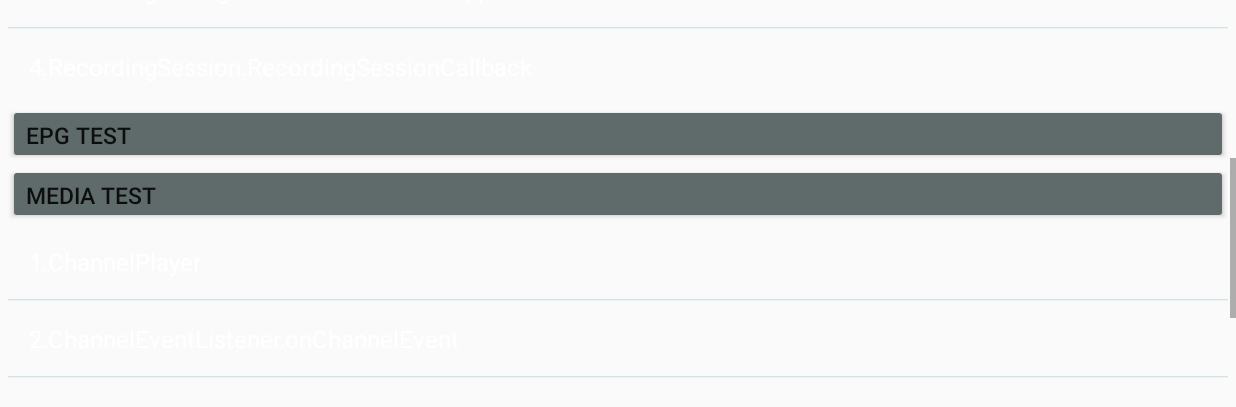
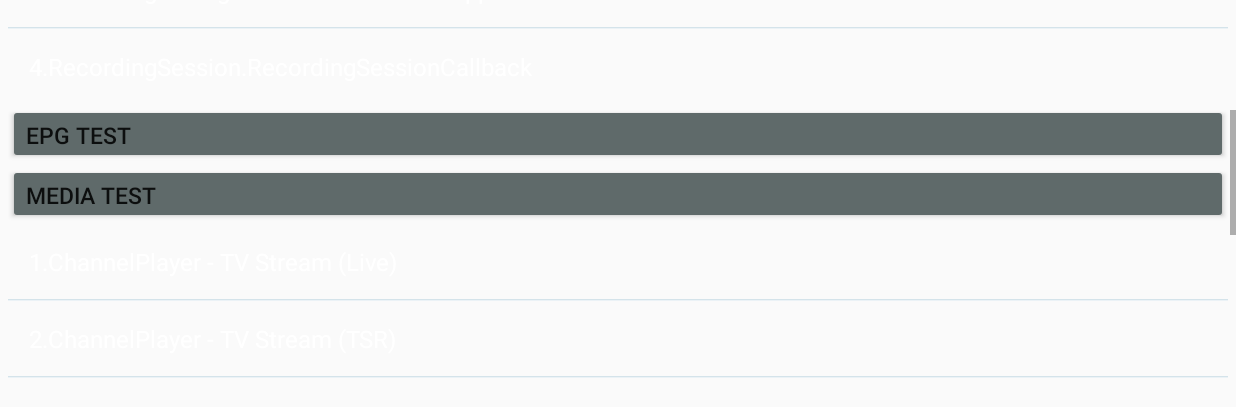
Before and after one commit to mralien12/cltestsuite, an Android app: the MainActivity screen opened directly, with no data from a screen before it, scrolled down 470 dp, on a phone screen of 824 x 412 dp (held sideways). Shown: the part 178-585 px from the top of the screen. Run offline under Robolectric (Android 15) with nearby library versions, the phone set to English and light mode, and no system bars.

Commit message:
Media: Add channel player live test case
Signed-off-by: Tran Khanh Hoa <tk.hoa@alticast.com>

```diff
--- a/app/src/main/AndroidManifest.xml
+++ b/app/src/main/AndroidManifest.xml
@@ -30,7 +30,9 @@
                 <category android:name="android.intent.category.LEANBACK_LAUNCHER" />
             </intent-filter>
         </activity>
-        <activity android:name=".utils.ShowResultActivity"></activity>
+        <activity android:name=".utils.ShowResultActivity" />
+        <activity android:name=".media.ChannelPlayerTVStreamLiveTestActivity" />
+        <activity android:name=".media.ChannelPlayerTVStreamTSRTestActivity" />
     </application>
 
 </manifest>
--- a/app/src/main/java/alticast/com/cltestsuite/MainActivity.java
+++ b/app/src/main/java/alticast/com/cltestsuite/MainActivity.java
@@ -26,10 +26,12 @@ import java.io.Serializable;
 import java.util.ArrayList;
 import java.util.List;
 
-import af.mpeg.section.SectionFilterListener;
 import alticast.com.cltestsuite.channelbuilder.ScanTest;
 import alticast.com.cltestsuite.channelmanager.ChannelListTest;
 import alticast.com.cltestsuite.dvr.DVRTest;
+import alticast.com.cltestsuite.media.ChannelPlayerTVStreamLiveTestActivity;
+import alticast.com.cltestsuite.media.ChannelPlayerTVStreamTSRTestActivity;
+import alticast.com.cltestsuite.media.MediaTest;
 import alticast.com.cltestsuite.mpeg.SectionFilterTest;
 import alticast.com.cltestsuite.utils.ShowResultActivity;
 import alticast.com.cltestsuite.utils.TestCase;
@@ -38,18 +40,18 @@ import alticast.com.cltestsuite.utils.TestCaseAdapter;
 public class MainActivity extends Activity {
     private static final int DELAY_UPDATE_UI = 500;   /* miliseconds */
 
-    private ListView lvScanTest, lvChannelTest, lvDVRTest, lvEpgTest, lvMediaTest, lvSFTest;
+    private ListView lvScanTest, lvChannelTest, lvDVRTest, lvEpgTest, lvMediaTest, lvMediaEventListenerTest, lvSFTest;
     private Button btnTestAll, btnShowResult, btnExportResult;
     private Button btnAllScanTest, btnAllChannelTest, btnAllDvrTest, btnAllEpgTest, btnAllMediaTest, btnAllSfTest;
 
-    private String[] arrScanTest, arrChannelTest, arrDVRTest, arrEPGTest, arrMediaTest, arrSFTest;
+    private String[] arrScanTest, arrChannelTest, arrDVRTest, arrEPGTest, arrMediaTest, arrMediaEventListenerTest, arrSFTest;
     private int ret;
 
     private Thread threadScan, threadAllScanTest, threadAllChannelTest, threadAllDvrTest;
     public static List<TestCase> scanTestCaseList, channelTestCaseList, dvrTestCaseList;
-    public static List<TestCase> epgTestCaseList, mediaTestCaseList, sfTestCaseList;
+    public static List<TestCase> epgTestCaseList, mediaTestCaseList, mediaEventListenerTestCaseList, sfTestCaseList;
     private TestCaseAdapter scanTestAdapter, channelTestAdapter, dvrTestAdapter;
-    private TestCaseAdapter epgTestAdapter, mediaTestAdaper, sfTestAdapter;
+    private TestCaseAdapter epgTestAdapter, mediaTestAdaper, mediaEventListenerTestAdapter, sfTestAdapter;
     private List<ShowResultActivity> listTestedTC;
     private ShowResultActivity showResultActivity;
 
@@ -88,8 +90,13 @@ public class MainActivity extends Activity {
         lvMediaTest.setOnItemClickListener(new AdapterView.OnItemClickListener() {
             @Override
             public void onItemClick(AdapterView<?> parent, View view, int position, long id) {
-//                Intent intent = new Intent(getBaseContext(), MediaPlayerTestActivity.class);
-//                startActivity(intent);
+                testMediaListener(position);
+            }
+        });
+
+        lvMediaEventListenerTest.setOnItemClickListener(new AdapterView.OnItemClickListener() {
+            @Override
+            public void onItemClick(AdapterView<?> parent, View view, int position, long id) {
             }
         });
 
@@ -108,6 +115,7 @@ public class MainActivity extends Activity {
         ListUtils.setDynamicHeight(lvDVRTest);
         ListUtils.setDynamicHeight(lvEpgTest);
         ListUtils.setDynamicHeight(lvMediaTest);
+        ListUtils.setDynamicHeight(lvMediaEventListenerTest);
         ListUtils.setDynamicHeight(lvSFTest);
 
         // Top Button Event
@@ -488,6 +496,7 @@ public class MainActivity extends Activity {
         arrDVRTest = getResources().getStringArray(R.array.dvr_test_list);
         arrEPGTest = getResources().getStringArray(R.array.epg_test_list);
         arrMediaTest = getResources().getStringArray(R.array.media_test_list);
+        arrMediaEventListenerTest = getResources().getStringArray(R.array.media_event_listener_test);
         arrSFTest = getResources().getStringArray(R.array.sf_test_list);
 
         lvScanTest = findViewById(R.id.scan_test_list_view);
@@ -495,6 +504,7 @@ public class MainActivity extends Activity {
         lvDVRTest = findViewById(R.id.dvr_test_list_view);
         lvEpgTest = findViewById(R.id.epg_test_list_view);
         lvMediaTest = findViewById(R.id.media_test_list_view);
+        lvMediaEventListenerTest = findViewById(R.id.media_event_listener_test_list_view);
         lvSFTest = findViewById(R.id.sf_test_list_view);
 
         /* Add test case for scan testsuite */
@@ -537,6 +547,14 @@ public class MainActivity extends Activity {
         }
         mediaTestAdaper = new TestCaseAdapter(this, mediaTestCaseList);
         lvMediaTest.setAdapter(mediaTestAdaper);
+
+        /* Add test case for media event listener testsuite */
+        mediaEventListenerTestCaseList = new ArrayList<TestCase>();
+        for (int testCase = 0; testCase < arrMediaEventListenerTest.length; testCase++) {
+            mediaEventListenerTestCaseList.add(new TestCase(arrMediaEventListenerTest[testCase]));
+        }
+        mediaEventListenerTestAdapter = new TestCaseAdapter(this, mediaEventListenerTestCaseList);
+        lvMediaEventListenerTest.setAdapter(mediaEventListenerTestAdapter);
 
         /* Add test case for SF testsuite */
         sfTestCaseList = new ArrayList<TestCase>();
@@ -729,6 +747,20 @@ public class MainActivity extends Activity {
         threadScan.start();
     }
 
+    public void testMediaListener(final int position) {
+        Intent intent;
+        switch (position) {
+            case MediaTest.CHANNEL_PLAYER_TVSTREAM_LIVE:
+                intent = new Intent(getBaseContext(), ChannelPlayerTVStreamLiveTestActivity.class);
+                startActivityForResult(intent, MediaTest.CHANNEL_PLAYER_TVSTREAM_LIVE_REQUEST_CODE);
+                break;
+            case MediaTest.CHANNEL_PLAYER_TVSTREAM_TSR:
+                intent = new Intent(getBaseContext(), ChannelPlayerTVStreamTSRTestActivity.class);
+                startActivityForResult(intent, MediaTest.CHANNEL_PLAYER_TVSTREAM_TSR_REQUEST_CODE);
+                break;
+            default:
+        }
+    }
 
     public void testSfEventListener(final int position) {
         if (threadScan != null) {
@@ -780,4 +812,17 @@ public class MainActivity extends Activity {
         });
         threadScan.start();
     }
+
+    @Override
+    protected void onActivityResult(int requestCode, int resultCode, Intent data) {
+        super.onActivityResult(requestCode, resultCode, data);
+        if (requestCode == MediaTest.CHANNEL_PLAYER_TVSTREAM_LIVE_REQUEST_CODE) {
+            int result = data.getIntExtra("RESULT", TestCase.NOT_TEST);
+
+            mediaTestCaseList.get(MediaTest.CHANNEL_PLAYER_TVSTREAM_LIVE).setResult(result);
+            mediaTestCaseList.get(MediaTest.CHANNEL_PLAYER_TVSTREAM_LIVE).setStatus(TestCase.TEST_DONE);
+            mediaTestAdaper.notifyDataSetChanged();
+
+        }
+    }
 }
--- a/app/src/main/res/layout/activity_main.xml
+++ b/app/src/main/res/layout/activity_main.xml
@@ -150,6 +150,25 @@
                 android:dividerHeight="1dp"
                 android:listSelector="@drawable/state_selector"/>
 
+            // Media Event Listener Test
+            <Button
+                android:backgroundTint="@color/background_gray"
+                android:id="@+id/media_event_listener_button"
+                android:textSize="@dimen/list_header_size"
+                android:layout_width="match_parent"
+                android:layout_height="@dimen/btn_height"
+                android:layout_weight="1"
+                android:text="@string/media_listener_test"
+                android:gravity="left" />
+
+            <ListView
+                android:id="@+id/media_event_listener_test_list_view"
+                android:layout_width="match_parent"
+                android:layout_height="wrap_content"
+                android:divider="@drawable/list_devider"
+                android:dividerHeight="1dp"
+                android:listSelector="@drawable/state_selector"/>
+
             //6.Section Filter Test
             <Button
                 android:backgroundTint="@color/background_gray"
--- a/app/src/main/res/values/strings.xml
+++ b/app/src/main/res/values/strings.xml
@@ -19,6 +19,7 @@
     <string name="dvr_test">DVR Test</string>
     <string name="epg_test">EPG Test</string>
     <string name="media_test">Media Test</string>
+    <string name="media_listener_test">Media Event Listener Test</string>
     <string name="sf_test">Section Filter Test</string>
     <string name="test_result">Test Results</string>
 
@@ -44,11 +45,19 @@
     <string-array name="epg_test_list"></string-array>
 
     <string-array name="media_test_list">
-        <item>1.ChannelPlayer </item>
-        <item>2.ChannelEventListener.onChannelEvent</item>
-        <item>3.MediaPlayer</item>
-        <item>4.MediaEventListener</item>
-        <item>5.CaptionControllerEventListener.onDetatch</item>
+        <item>1.ChannelPlayer - TV Stream (Live)</item>
+        <item>2.ChannelPlayer - TV Stream (TSR)</item>
+        <item>3.ChannelEventListener.onChannelEvent</item>
+        <item>4.MediaPlayer</item>
+        <item>5.MediaEventListener</item>
+        <item>6.CaptionControllerEventListener.onDetatch</item>
+    </string-array>
+
+    <string-array name="media_event_listener_test">
+        <item>1.MediaEventListener.onBeginning</item>
+        <item>2.MediaEventListener.onBufferingUpdate</item>
+        <item>3.MediaEventListener.onCompletion</item>
+        <item>4.MediaEventListener.onError</item>
     </string-array>
 
     <string-array name="sf_test_list">
```
Also changed, not shown: app/src/main/java/alticast/com/cltestsuite/media/ChannelPlayerTVStreamLiveTestActivity.java (added, +195 -0 lines), app/src/main/java/alticast/com/cltestsuite/media/ChannelPlayerTVStreamTSRTestActivity.java (added, +165 -0 lines), app/src/main/java/alticast/com/cltestsuite/media/MediaEventListenerTest.java (added, +163 -0 lines), app/src/main/java/alticast/com/cltestsuite/media/MediaTest.java (renamed from app/src/main/java/alticast/com/cltestsuite/media/ChannelPlayerTest.java, +8 -2 lines), app/src/main/res/layout/activity_channel_play_tvstream_tsr.xml (added, +9 -0 lines), app/src/main/res/layout/activity_channel_player_tvstream_live.xml (added, +7 -0 lines).
